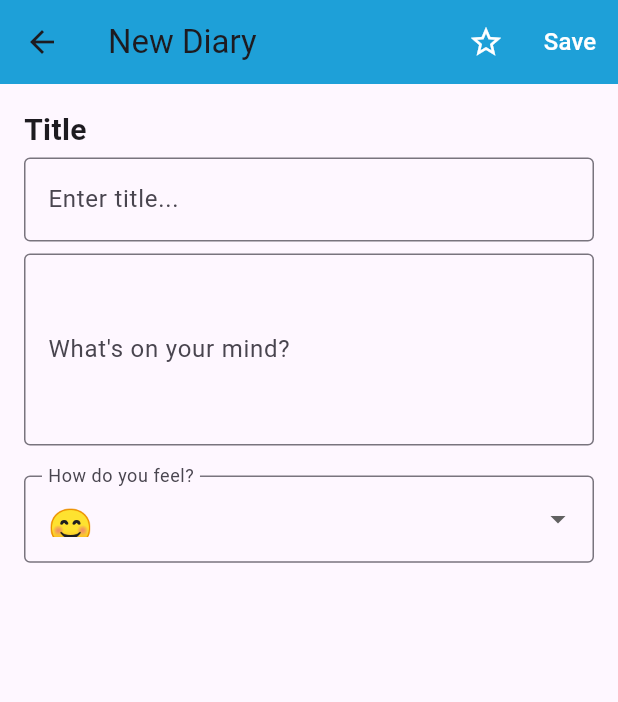
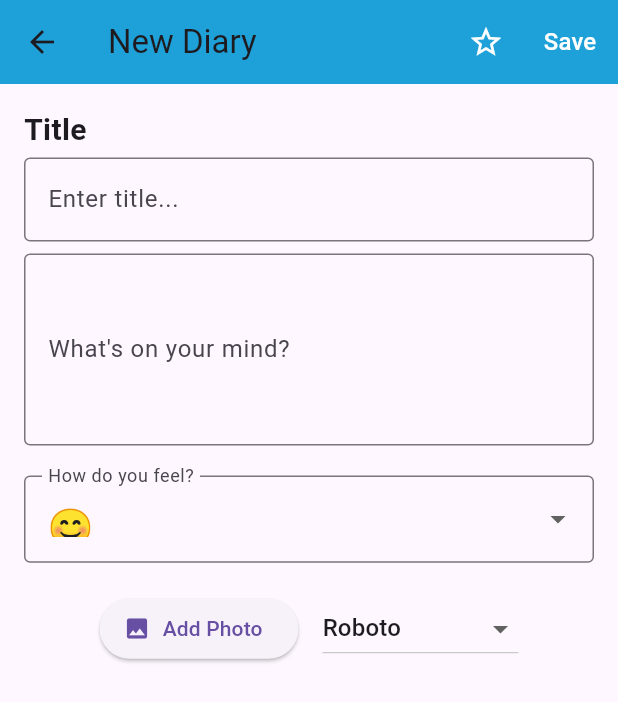
Before and after one commit to Aqilah87/MyDiary_CSC660Indv, a Flutter app: the EntryFormPage screen opened directly, on a phone screen of 412 x 824 dp. Shown: the top 702 px of the screen. Run offline on Flutter 3.47's test engine with Material 3 defaults, Android fonts, the phone set to English and light mode, and no system bars; our stand-ins replace google_fonts, image_picker.

Commit message:
add pict and font type

```diff
--- a/lib/pages/entry_form_page.dart
+++ b/lib/pages/entry_form_page.dart
@@ -1,5 +1,8 @@
 import 'package:flutter/material.dart';
+import 'package:image_picker/image_picker.dart';
+import 'package:google_fonts/google_fonts.dart';
 import '../models/diary_entry.dart';
+import 'dart:io';
 
 class EntryFormPage extends StatefulWidget {
   final DiaryEntry? entry;
@@ -14,6 +17,8 @@ class _EntryFormPageState extends State<EntryFormPage> {
   final _textController = TextEditingController();
   final _titleController = TextEditingController();
   String _selectedEmoji = '😊';
+  String _selectedFont = 'Roboto';
+  File? _selectedImage;
   bool isFavorite = false;
 
   @override
@@ -36,6 +41,16 @@ class _EntryFormPageState extends State<EntryFormPage> {
     Navigator.pop(context, newEntry);
   }
 
+  Future<void> _pickImage() async {
+    final picker = ImagePicker();
+    final picked = await picker.pickImage(source: ImageSource.gallery);
+    if (picked != null) {
+      setState(() {
+        _selectedImage = File(picked.path);
+      });
+    }
+  }
+
   @override
   void dispose() {
     _titleController.dispose();
@@ -45,6 +60,8 @@ class _EntryFormPageState extends State<EntryFormPage> {
 
   @override
   Widget build(BuildContext context) {
+    final availableFonts = ['Roboto', 'Lobster', 'Dancing Script', 'Pacifico'];
+
     return Scaffold(
       appBar: AppBar(
         title: Text(widget.entry == null ? 'New Diary' : 'Edit Entry'),
@@ -76,7 +93,7 @@ class _EntryFormPageState extends State<EntryFormPage> {
 
                 ),
 
-      body: Padding(
+      body: SingleChildScrollView(
         padding: const EdgeInsets.all(16.0),
         child: Column(
           crossAxisAlignment: CrossAxisAlignment.start,
@@ -121,8 +138,40 @@ class _EntryFormPageState extends State<EntryFormPage> {
                 border: OutlineInputBorder(),
               ),
             ),
+
+            SizedBox(height: 20),
+            if (_selectedImage != null)
+              Padding(
+                padding: const EdgeInsets.only(bottom: 12),
+                child: Image.file(_selectedImage!, height: 150),
+              ),
+            Row(
+              mainAxisAlignment: MainAxisAlignment.center,
+              children: [
+                ElevatedButton.icon(
+                  onPressed: _pickImage,
+                  icon: Icon(Icons.photo),
+                  label: Text('Add Photo'),
+                ),
+                SizedBox(width: 16),
+                DropdownButton<String>(
+                  value: _selectedFont,
+                  items: availableFonts.map((font) {
+                    return DropdownMenuItem(
+                      value: font,
+                      child: Text(font),
+                    );
+                  }).toList(),
+                  onChanged: (value) {
+                    setState(() {
+                      _selectedFont = value!;
+                    });
+                  },
+                ),
           ],
         ),
+          ],
+      ),
       ),
     );
   }
--- a/pubspec.yaml
+++ b/pubspec.yaml
@@ -12,6 +12,9 @@ dependencies:
   flutter:
     sdk: flutter
   intl: ^0.20.2
+  image_picker: ^1.0.4
+  google_fonts: ^6.1.0
+
 
 dev_dependencies:
   flutter_test:
```
Also changed, not shown: pubspec.lock.
